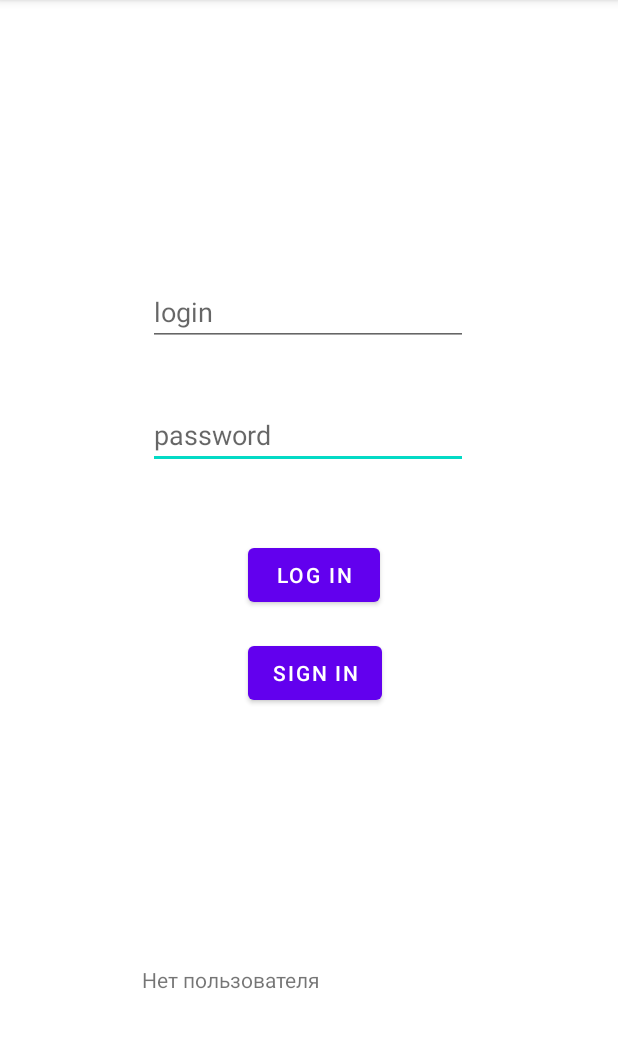
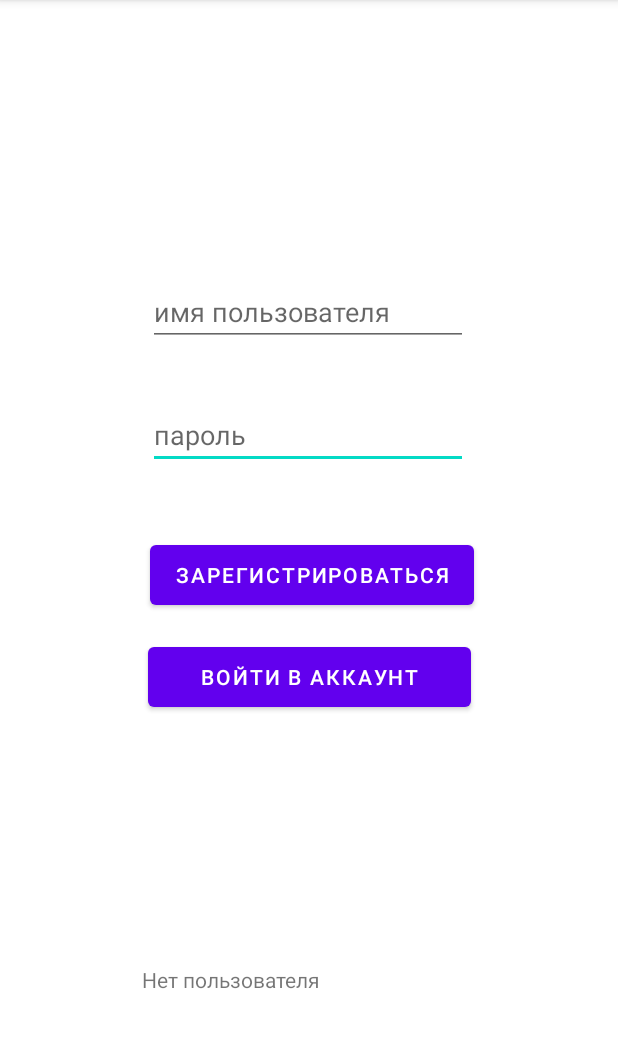
Before and after one commit to HowToCodeWithPaws/Coursework2-PossumPlaner, an Android app: the screen it shows after launch (MainActivity), on a phone screen of 412 x 824 dp, the part 84-1132 px from its top. Run offline under Robolectric (Android 15) with nearby library versions, the phone set to English and light mode, and no system bars; our stand-ins replace Firebase (no records; nobody signed in at launch, a user with empty details on screens opened directly).

Commit message:
cute messages [obsolete] deleted, buttons are now slavic

```diff
--- a/AttemptAtAutentification/app/src/main/res/layout/activity_main.xml
+++ b/AttemptAtAutentification/app/src/main/res/layout/activity_main.xml
@@ -11,7 +11,7 @@
         android:layout_width="wrap_content"
         android:layout_height="wrap_content"
         android:ems="10"
-        android:hint="password"
+        android:hint="пароль"
         android:inputType="textPassword"
         android:visibility="invisible"
         app:layout_constraintBottom_toBottomOf="parent"
@@ -26,7 +26,7 @@
         android:layout_width="wrap_content"
         android:layout_height="wrap_content"
         android:ems="10"
-        android:hint="login"
+        android:hint="имя пользователя"
         android:inputType="textPersonName"
         android:visibility="invisible"
         app:layout_constraintBottom_toBottomOf="parent"
@@ -62,10 +62,10 @@
 
     <Button
         android:id="@+id/logIn"
-        android:layout_width="wrap_content"
-        android:layout_height="wrap_content"
+        android:layout_width="216dp"
+        android:layout_height="52dp"
         android:onClick="LogIn"
-        android:text="log in"
+        android:text="зарегистрироваться"
         app:layout_constraintBottom_toBottomOf="parent"
         app:layout_constraintEnd_toEndOf="parent"
         app:layout_constraintHorizontal_bias="0.51"
@@ -75,15 +75,14 @@
 
     <Button
         android:id="@+id/signIn"
-        android:layout_width="wrap_content"
-        android:layout_height="wrap_content"
+        android:layout_width="215dp"
+        android:layout_height="52dp"
         android:onClick="SignIn"
-        android:text="sign in"
+        android:text="войти в аккаунт"
         app:layout_constraintBottom_toBottomOf="parent"
         app:layout_constraintEnd_toEndOf="parent"
-        app:layout_constraintHorizontal_bias="0.512"
         app:layout_constraintStart_toStartOf="parent"
         app:layout_constraintTop_toTopOf="parent"
-        app:layout_constraintVertical_bias="0.59" />
+        app:layout_constraintVertical_bias="0.594" />
 
 </androidx.constraintlayout.widget.ConstraintLayout>
```
Also changed, not shown: AttemptAtAutentification/app/src/main/java/com/example/attemptatautentification/MainActivity.kt (+0 -29 lines).
